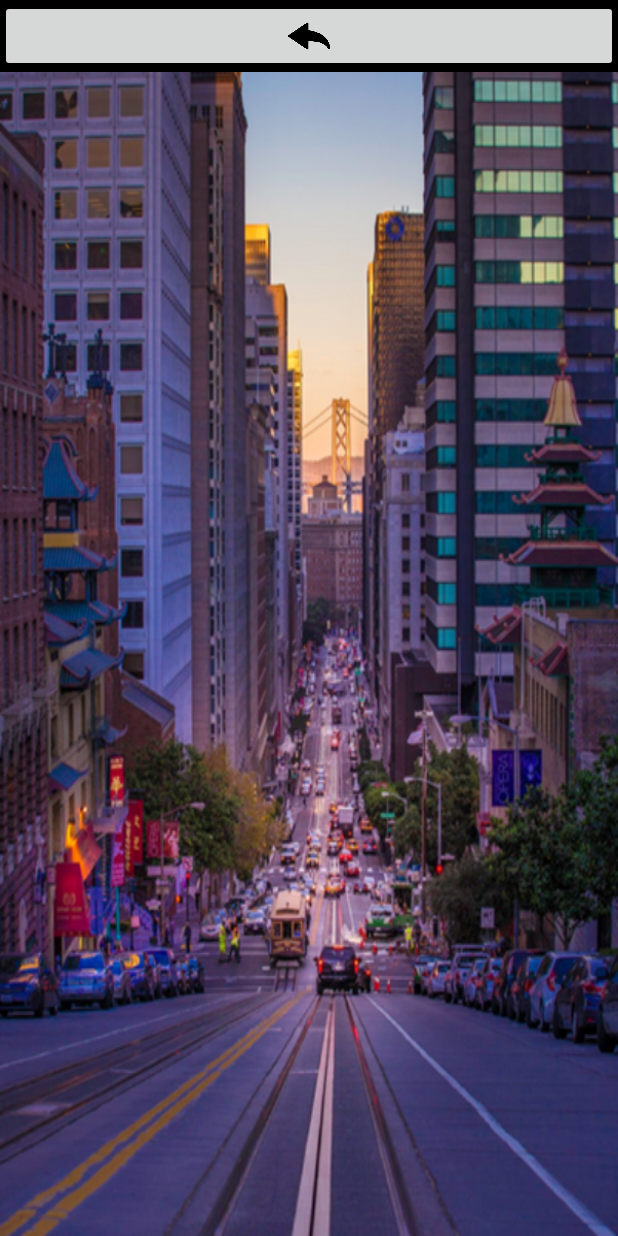
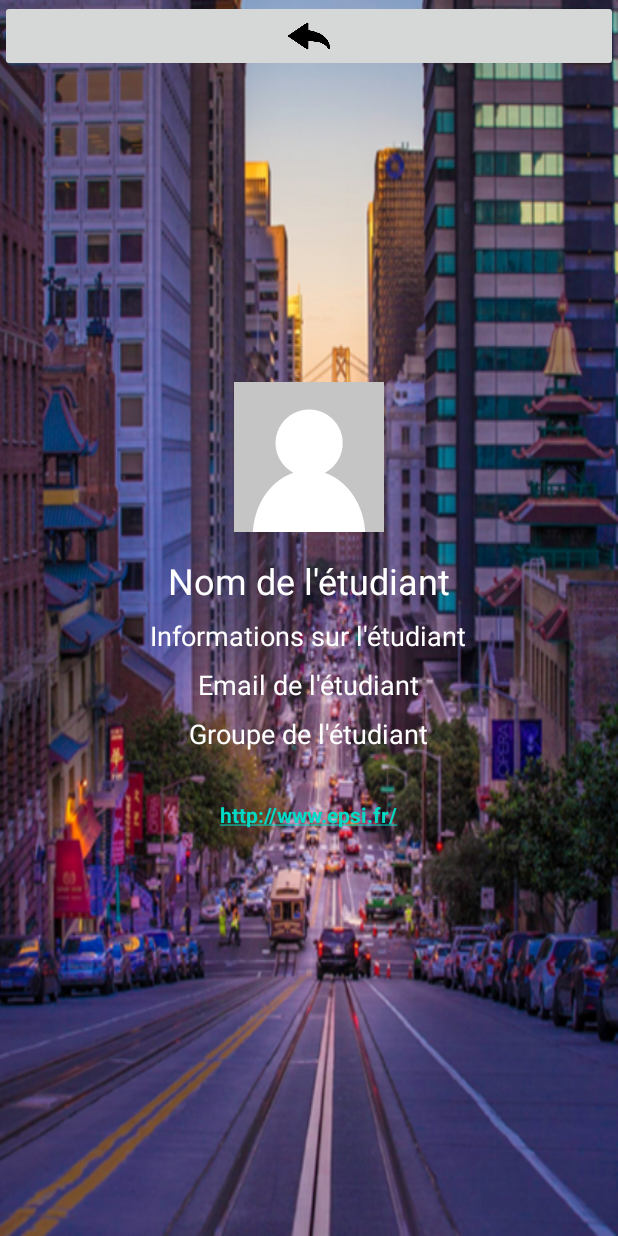
Before and after one commit to thomasBarille-ab/DevMobileBarilleCas, an Android app: the StudentActivity screen opened directly, with no data from a screen before it, on a phone screen of 412 x 824 dp. Run offline under Robolectric (Android 15) with nearby library versions, the light colour scheme and no system bars.

Commit message:
Working on some css features.

```diff
--- a/app/src/main/res/layout/activity_info.xml
+++ b/app/src/main/res/layout/activity_info.xml
@@ -3,9 +3,6 @@
     android:layout_width="match_parent"
     android:layout_height="match_parent"
     android:orientation="vertical">
-
-    <include
-            layout="@layout/header_layout"/>
 
     <ImageView
         android:id="@+id/harvard_background"
@@ -14,6 +11,10 @@
         android:src="@drawable/harvard_background"
         android:scaleType="fitXY"
         android:adjustViewBounds="true" />
+
+    <include
+        layout="@layout/header_layout"
+        android:layout_alignParentTop="true"/>
 
     <Button
         android:id="@+id/buttonBarilleThomas"
--- a/app/src/main/res/layout/activity_student.xml
+++ b/app/src/main/res/layout/activity_student.xml
@@ -1,10 +1,8 @@
-<LinearLayout xmlns:android="http://schemas.android.com/apk/res/android"
+<?xml version="1.0" encoding="utf-8"?>
+<RelativeLayout xmlns:android="http://schemas.android.com/apk/res/android"
     android:layout_width="match_parent"
     android:layout_height="match_parent"
     android:orientation="vertical">
-
-    <include
-        layout="@layout/header_layout"/>
 
     <ImageView
         android:id="@+id/student_background"
@@ -14,14 +12,24 @@
         android:scaleType="fitXY"
         android:adjustViewBounds="true" />
 
+    <include layout="@layout/header_layout"
+        android:layout_alignParentTop="true" />
+
+    <LinearLayout
+        android:layout_width="match_parent"
+        android:layout_height="wrap_content"
+        android:layout_centerInParent="true"
+        android:orientation="vertical"
+        android:gravity="center">
+
         <ImageView
             android:id="@+id/avatar_student"
             android:layout_width="wrap_content"
             android:layout_height="wrap_content"
-        android:src="@drawable/avatar_default"
             android:adjustViewBounds="true"
             android:maxWidth="100dp"
             android:maxHeight="100dp"
+            android:src="@drawable/avatar_default"
             android:layout_gravity="center_horizontal"/>
 
         <TextView
@@ -29,28 +37,36 @@
             android:layout_width="wrap_content"
             android:layout_height="wrap_content"
             android:text="Nom de l'étudiant"
-        android:textColor="#FFFFFF" />
+            android:textColor="#FFFFFF"
+            android:textSize="24sp"
+            android:layout_marginTop="16dp"/>
 
         <TextView
             android:id="@+id/student_infos_textview"
             android:layout_width="wrap_content"
             android:layout_height="wrap_content"
             android:textColor="#FFFFFF"
-        android:text="Informations sur l'étudiant" />
+            android:text="Informations sur l'étudiant"
+            android:textSize="18sp"
+            android:layout_marginTop="8dp"/>
 
         <TextView
             android:id="@+id/student_email_textview"
             android:layout_width="wrap_content"
             android:layout_height="wrap_content"
             android:textColor="#FFFFFF"
-        android:text="Email de l'étudiant" />
+            android:text="Email de l'étudiant"
+            android:textSize="18sp"
+            android:layout_marginTop="8dp"/>
 
         <TextView
             android:id="@+id/student_group_textview"
             android:layout_width="wrap_content"
             android:layout_height="wrap_content"
             android:textColor="#FFFFFF"
-        android:text="Groupe de l'étudiant" />
+            android:text="Groupe de l'étudiant"
+            android:textSize="18sp"
+            android:layout_marginTop="8dp"/>
 
         <LinearLayout
             android:layout_width="wrap_content"
@@ -69,7 +85,8 @@
                 android:textColor="#FF0000"
                 android:textStyle="bold"
                 android:autoLink="web"
-            android:linksClickable="true"/>
+                android:linksClickable="true" />
+        </LinearLayout>
     </LinearLayout>
 
-</LinearLayout>
+</RelativeLayout>
```
Lines whose indentation alone changed are shown as unchanged.
